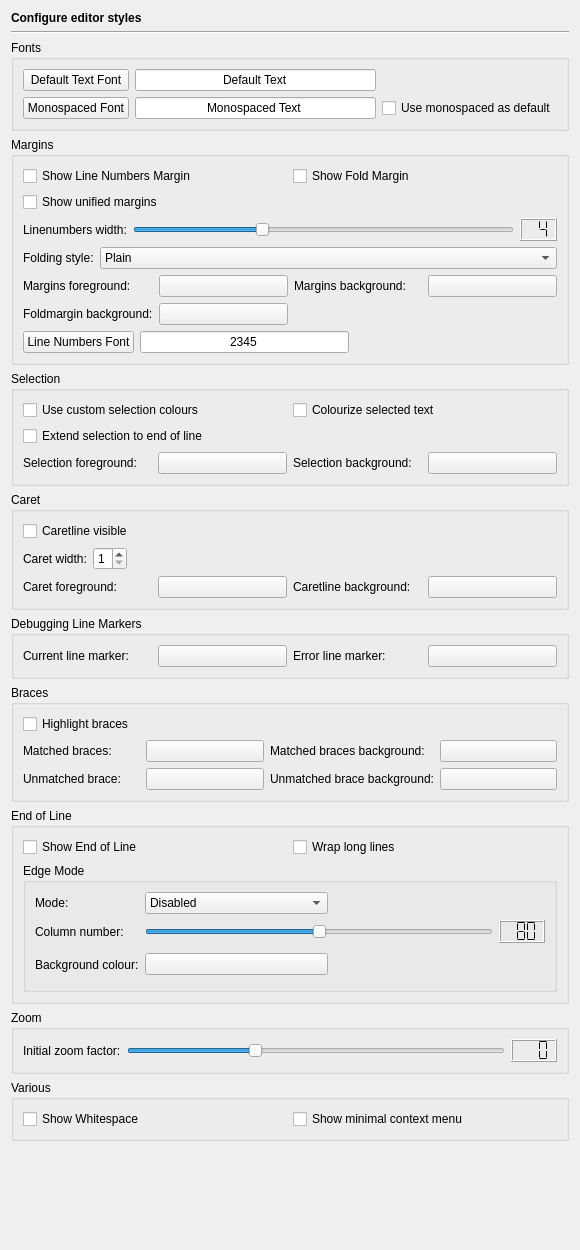
The window that Preferences/ConfigurationPages/EditorStylesPage.ui (testmana2/test) describes before a commit, drawn with Qt 5.
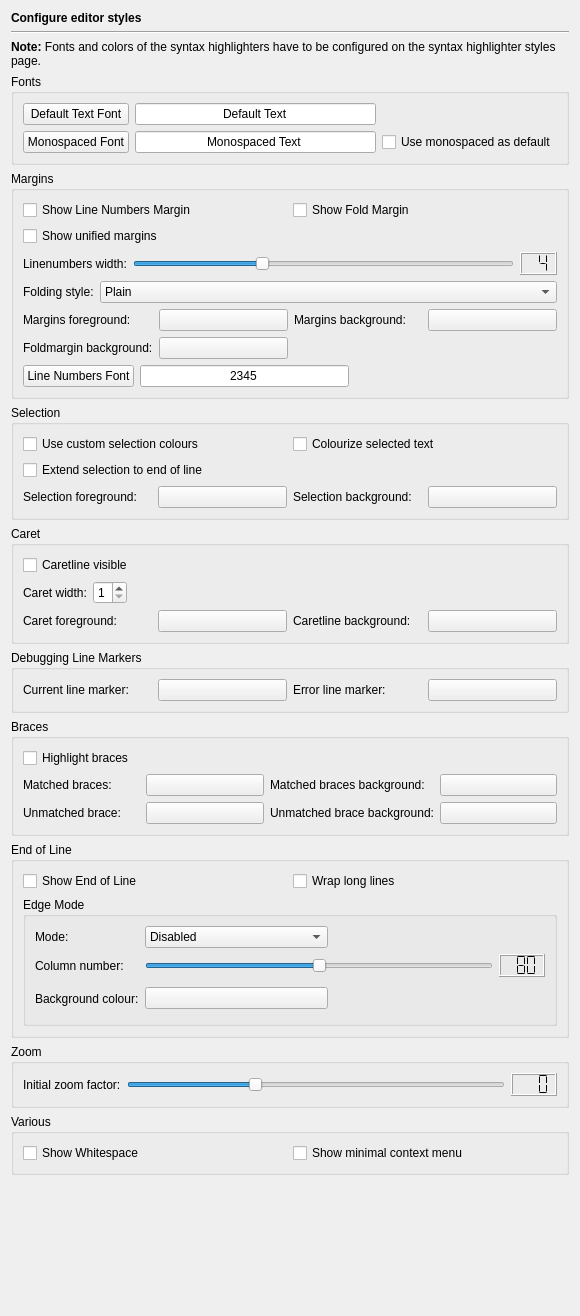
The same window after the commit.

Commit message: Added a note to more fonts and colors configuration to the editor styles config page.

```diff
--- a/Preferences/ConfigurationPages/EditorStylesPage.ui
+++ b/Preferences/ConfigurationPages/EditorStylesPage.ui
@@ -7,7 +7,7 @@
     <x>0</x>
     <y>0</y>
     <width>576</width>
-    <height>1250</height>
+    <height>1316</height>
    </rect>
   </property>
   <layout class="QVBoxLayout" name="verticalLayout_2">
@@ -31,6 +31,16 @@
      </property>
     </widget>
    </item>
+   <item>
+    <widget class="QLabel" name="label_3">
+     <property name="text">
+      <string>&lt;b&gt;Note:&lt;/b&gt; Fonts and colors of the syntax highlighters have to be configured on the syntax highlighter styles page.</string>
+     </property>
+     <property name="wordWrap">
+      <bool>true</bool>
+     </property>
+    </widget>
+   </item>
    <item>
     <widget class="QGroupBox" name="groupBox_5">
      <property name="title">
```
